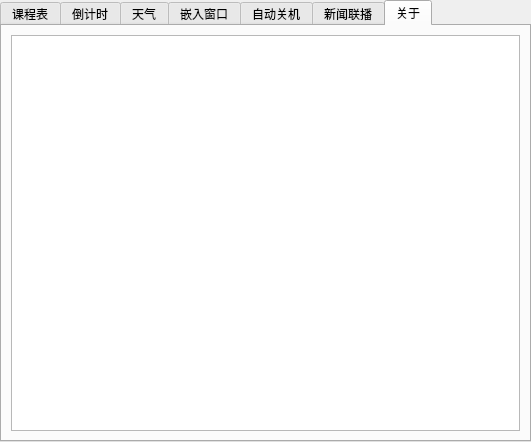
Above: ui/setting.ui from Return-Log/Education-Clock before the change. Below: the same form after it.
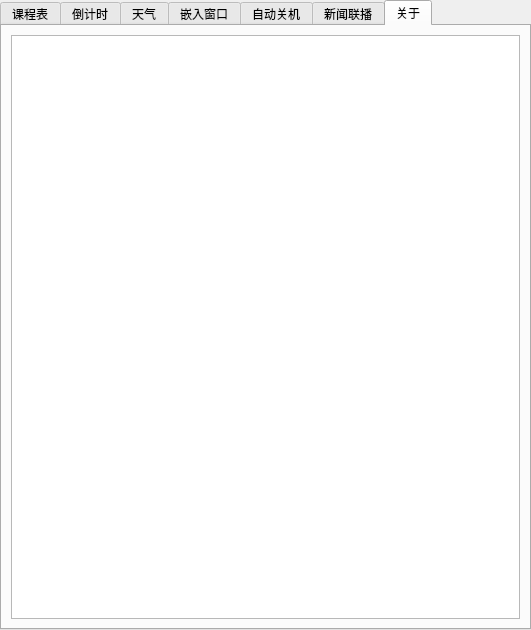
That is the form after the change. Icons and pictures are not drawn.

The edit to the form file:
```diff
--- a/ui/setting.ui
+++ b/ui/setting.ui
@@ -357,7 +357,7 @@
       <property name="minimumSize">
        <size>
         <width>500</width>
-        <height>400</height>
+        <height>600</height>
        </size>
       </property>
       <attribute name="title">
```
